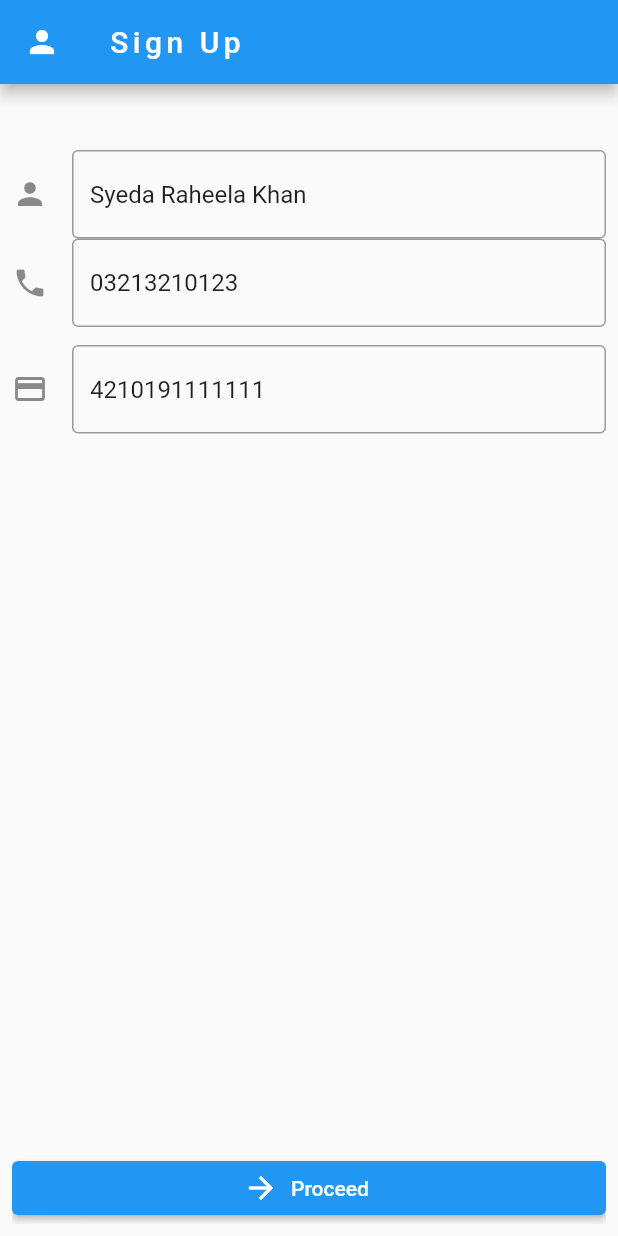
After one commit to samuzaffar99/HerWork, a Flutter app: the SignupPage screen opened directly, on a phone screen of 412 x 824 dp. The commit adds this screen. Run offline on Flutter 3.47's test engine with Material 2 defaults, Android fonts, the phone set to English and light mode, and no system bars; drawn by our look-alikes of reactive_forms; our stand-ins replace get.

Commit message:
added signup (wip), reactive forms

```diff
--- a/lib/main.dart
+++ b/lib/main.dart
@@ -1,4 +1,5 @@
 import 'package:flutter/material.dart';
+import 'package:get/get.dart';
 
 void main() {
   runApp(const MyApp());
@@ -10,7 +11,7 @@ class MyApp extends StatelessWidget {
   // This widget is the root of your application.
   @override
   Widget build(BuildContext context) {
-    return MaterialApp(
+    return  GetMaterialApp(
       title: 'Flutter Demo',
       theme: ThemeData(
         // This is the theme of your application.
--- /dev/null
+++ b/lib/pages/signup/signup.dart
@@ -0,0 +1,287 @@
+import 'package:flutter/cupertino.dart';
+import 'package:flutter/material.dart';
+import 'package:get/get.dart';
+
+import 'package:reactive_forms/reactive_forms.dart';
+// import 'package:smooth_page_indicator/smooth_page_indicator.dart';
+// import 'package:wave/config.dart';
+// import 'package:wave/wave.dart';
+//
+// import '../../api.dart';
+// import '../dashboard.dart';
+
+class SignupPage extends StatelessWidget {
+  SignupPage({Key? key}) : super(key: key);
+  final PageController pageController = PageController(initialPage: 0);
+  final String title = "Sign Up";
+  // final Api api = Get.find<Api>();
+
+  // creates a group
+  // final form = fb.group({
+  //   'name': 'John Doe',
+  //   'email': ['', Validators.required, Validators.email],
+  //   'password': Validators.required,
+  // });
+
+  final detailsForm = fb.group({
+    "name": "Syeda Raheela Khan",
+    "contactNum": "03213210123",
+    "cnic": "4210191111111",
+  });
+  final serviceForm = fb.group({
+    "serviceName": "Chef Raheela",
+    "contactNum": "03213210123",
+    "cnic": "4210191111111",
+    "address": "A-111 G, Block G, North Nazimabad",
+    "email": "raheela.khan@gmail.com"
+  });
+  final offerForm = fb.group({
+    "offerName": "Biryani",
+    "cost": "120",
+    "description": "Tasty Homemade Biryani",
+    "available": true
+  });
+  @override
+  Widget build(BuildContext context) {
+    return Scaffold(
+      resizeToAvoidBottomInset: false,
+      appBar: AppBar(
+        leading: const Icon(Icons.person),
+        title: Text(title, style: const TextStyle(letterSpacing: 3)),
+      ),
+      body: Stack(
+        children: [
+          // Opacity(
+          //   opacity: 0.6,
+          //   child: WaveWidget(
+          //     config: CustomConfig(
+          //       gradients: [
+          //         [Colors.orange, Colors.amber],
+          //         [Colors.deepOrange, Colors.deepOrangeAccent],
+          //         [Colors.blue[700]!, const Color(0x00004890)],
+          //       ],
+          //       durations: [35000, 19440, 10800],
+          //       heightPercentages: [0.20, 0.3, 0.45],
+          //       blur: const MaskFilter.blur(BlurStyle.solid, 5),
+          //       gradientBegin: Alignment.bottomLeft,
+          //       gradientEnd: Alignment.topRight,
+          //     ),
+          //     size: const Size(
+          //       double.infinity,
+          //       double.infinity,
+          //     ),
+          //   ),
+          // ),
+          Padding(
+            padding: const EdgeInsets.all(8.0),
+            child: PageView(
+              physics: const NeverScrollableScrollPhysics(),
+              scrollDirection: Axis.horizontal,
+              controller: pageController,
+              children: <Widget>[
+                Center(
+                  child: form1(),
+                ),
+                Center(
+                  child: form2(),
+                ),
+                Center(
+                  child: form3(),
+                )
+              ],
+            ),
+          ),
+          // Container(
+          //   alignment: Alignment.topCenter,
+          //   child: Padding(
+          //     padding: const EdgeInsets.all(8.0),
+          //     child: SmoothPageIndicator(
+          //       controller: pageController,
+          //       count: 3,
+          //       axisDirection: Axis.horizontal,
+          //       effect: WormEffect(),
+          //     ),
+          //   ),
+          // ),
+        ],
+      ),
+    );
+  }
+
+  Widget nextButton() {
+    return Row(
+      children: [
+        Expanded(
+          child: ElevatedButton.icon(
+              onPressed: () {
+                pageController.nextPage(
+                    duration: const Duration(milliseconds: 300),
+                    curve: Curves.easeIn);
+              },
+              label: const Text("Next"),
+              icon: const Icon(Icons.navigate_next)),
+        ),
+      ],
+    );
+  }
+
+  Widget finishButton() {
+    return Row(
+      children: [
+        Expanded(
+          child: ElevatedButton.icon(
+              onPressed: () {
+                // api.callRegistration();
+                // Get.snackbar("Account Registration Successful!", "Yay!");
+                // Get.offAll(() => const DashboardPage());
+              },
+              label: const Text("Create an Account"),
+              icon: const Icon(Icons.check_circle)),
+        ),
+      ],
+    );
+  }
+
+  Widget proceedButton() {
+    return Row(
+      children: [
+        Expanded(
+          child: ElevatedButton.icon(
+              onPressed: () {
+                pageController.nextPage(
+                    duration: const Duration(milliseconds: 300),
+                    curve: Curves.easeIn);
+              },
+              label: const Text("Proceed"),
+              icon: const Icon(Icons.arrow_forward)),
+        ),
+      ],
+    );
+  }
+
+  Widget form1() {
+    return ReactiveForm(
+      formGroup: detailsForm,
+      child: Column(
+        // mainAxisSize: MainAxisSize.max,
+        // mainAxisAlignment: MainAxisAlignment.spaceEvenly,
+        children: <Widget>[
+          const SizedBox(height: 24),
+          const SizedBox(height: 12),
+          ReactiveTextField(
+            formControlName: 'name',
+            decoration: const InputDecoration(
+              icon: Icon(Icons.person),
+              border: OutlineInputBorder(),
+            ),
+          ),
+          ReactiveTextField(
+            formControlName: 'contactNum',
+            decoration: const InputDecoration(
+              icon: Icon(Icons.phone),
+              border: OutlineInputBorder(),
+            ),
+          ),
+          const SizedBox(height: 12),
+          ReactiveTextField(
+            formControlName: 'cnic',
+            decoration: const InputDecoration(
+              icon: Icon(Icons.credit_card),
+              border: OutlineInputBorder(),
+            ),
+          ),
+          const Spacer(),
+          proceedButton(),
+        ],
+      ),
+    );
+  }
+
+  Widget form2() {
+    return ReactiveForm(
+      formGroup: serviceForm,
+      child: Column(
+        children: <Widget>[
+          const SizedBox(height: 24),
+          ReactiveTextField(
+            formControlName: 'serviceName',
+            decoration: const InputDecoration(
+              icon: Icon(Icons.person),
+              border: OutlineInputBorder(),
+            ),
+          ),
+          const SizedBox(height: 12),
+          ReactiveTextField(
+            formControlName: 'fatherName',
+            decoration: const InputDecoration(
+              icon: Icon(Icons.person_outline),
+              border: OutlineInputBorder(),
+            ),
+          ),
+          const SizedBox(height: 12),
+          ReactiveTextField(
+            formControlName: 'dateOfBirth',
+            decoration: const InputDecoration(
+              icon: Icon(Icons.calendar_today),
+              border: OutlineInputBorder(),
+            ),
+          ),
+          const SizedBox(height: 12),
+          ReactiveTextField(
+            formControlName: 'serviceType',
+            decoration: const InputDecoration(
+              icon: Icon(Icons.credit_card_outlined),
+              border: OutlineInputBorder(),
+            ),
+          ),
+          const Spacer(),
+          nextButton(),
+        ],
+      ),
+    );
+  }
+
+  Widget form3() {
+    return ReactiveForm(
+      formGroup: offerForm,
+      child: Column(
+        children: <Widget>[
+          const SizedBox(height: 24),
+          ReactiveTextField(
+            formControlName: 'offerName',
+            decoration: const InputDecoration(
+              icon: Icon(Icons.work),
+              border: OutlineInputBorder(),
+            ),
+          ),
+          const SizedBox(height: 12),
+          ReactiveTextField(
+            formControlName: 'price',
+            decoration: const InputDecoration(
+              icon: Icon(Icons.phone),
+              border: OutlineInputBorder(),
+            ),
+          ),
+          const SizedBox(height: 12),
+          ReactiveTextField(
+            formControlName: 'details',
+            decoration: const InputDecoration(
+              icon: Icon(Icons.credit_card_outlined),
+              border: OutlineInputBorder(),
+            ),
+          ),
+          const SizedBox(height: 12),
+          ReactiveTextField(
+            formControlName: 'available',
+            decoration: const InputDecoration(
+              icon: Icon(Icons.family_restroom),
+              border: OutlineInputBorder(),
+            ),
+          ),
+          const Spacer(),
+          finishButton(),
+        ],
+      ),
+    );
+  }
+}
--- a/pubspec.yaml
+++ b/pubspec.yaml
@@ -35,6 +35,7 @@ dependencies:
   # Use with the CupertinoIcons class for iOS style icons.
   cupertino_icons: ^1.0.2
   get: ^4.3.8
+  reactive_forms: ^10.6.2
 
 dev_dependencies:
   flutter_test:
```
Also changed, not shown: lib/welcome.dart (added), pubspec.lock.
